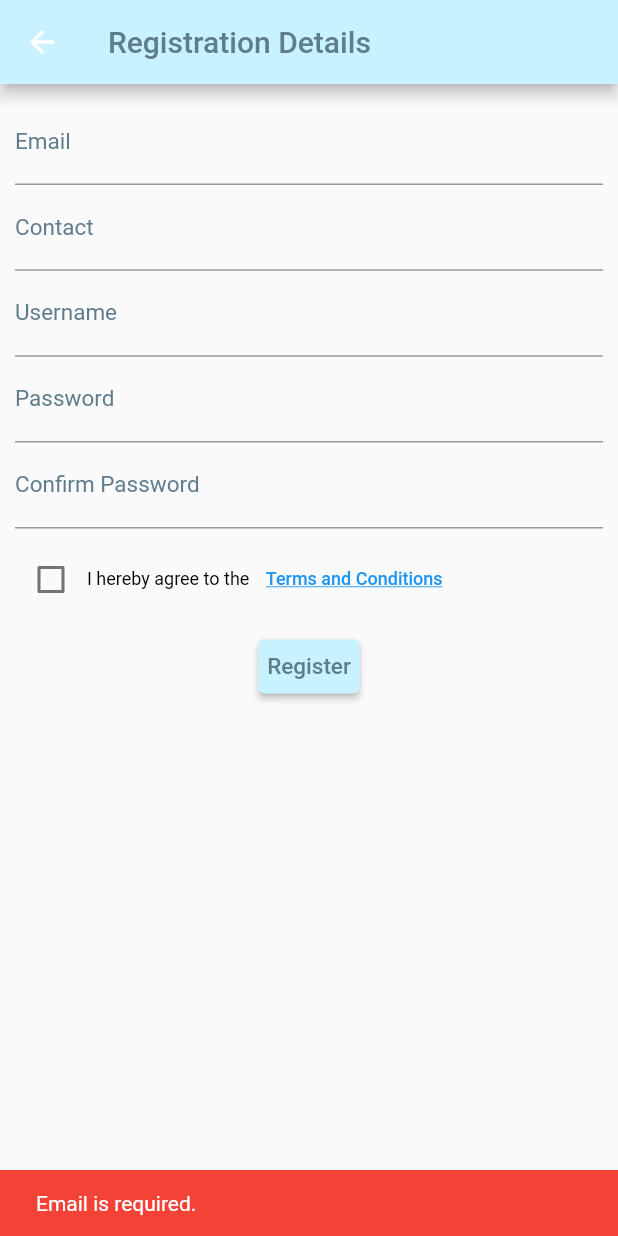
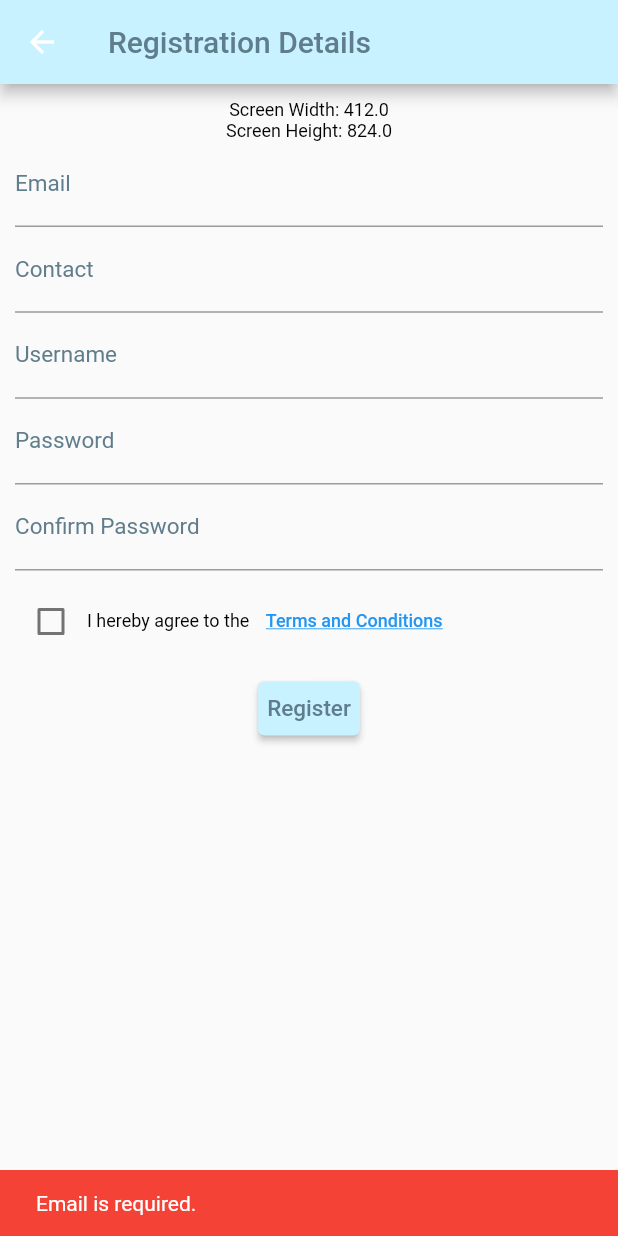
Before and after one commit to HOWAIKIAT287156/flutter, a Flutter app: the UserRegistrationPage screen opened directly, after a tap on "Register", on a phone screen of 412 x 824 dp. Run offline on Flutter 3.47's test engine with Material 2 defaults, Android fonts, the phone set to English and light mode, and no system bars; our stand-ins replace shared_preferences; accounts and stored records are empty.

Commit message:
Updated
follow the requirement of the report

```diff
--- a/bookbytes/lib/Pages/CartPage.dart
+++ b/bookbytes/lib/Pages/CartPage.dart
@@ -19,8 +19,8 @@ class _CartPageState extends State<CartPage> {
         child: Text(
           'This feature is unavailable now, stay tuned!',
           style: TextStyle(
-            fontSize: 15.0, // Optional: Adjust the font size
-            fontWeight: FontWeight.bold, // Optional: Adjust the font weight
+            fontSize: 15.0,
+            fontWeight: FontWeight.bold,
           ),
         ),
       ),
--- a/bookbytes/lib/Pages/GuestProfilePage.dart
+++ b/bookbytes/lib/Pages/GuestProfilePage.dart
@@ -105,7 +105,7 @@ class _GuestProfilePageState extends State<GuestProfilePage> {
                 Text('Contact: ${widget.userdata.usercontact}'),
               ],
             ),
-            // Additional user information fields/icons can be added here
+
           ],
         ),
       ),
--- a/bookbytes/lib/Pages/UserRegis.dart
+++ b/bookbytes/lib/Pages/UserRegis.dart
@@ -1,5 +1,6 @@
 import 'package:bookbytes/shared/ServerConfig.dart';
 import 'package:flutter/material.dart';
+import 'package:flutter/widgets.dart';
 import 'package:flutter/services.dart';
 import 'package:http/http.dart' as http;
 import 'dart:convert';
@@ -34,6 +35,9 @@ class _UserRegistrationPageState extends State<UserRegistrationPage> {
 
   @override
   Widget build(BuildContext context) {
+    double screenWidth = MediaQuery.of(context).size.width;
+    double screenHeight = MediaQuery.of(context).size.height;
+
     return Scaffold(
       appBar: AppBar(
         title: Text(
@@ -48,6 +52,15 @@ class _UserRegistrationPageState extends State<UserRegistrationPage> {
           child: Column(
             mainAxisAlignment: MainAxisAlignment.center,
             children: [
+              Text(
+                'Screen Width: $screenWidth',
+                style: TextStyle(fontSize: 12.0, color: Colors.black),
+              ),
+              Text(
+                'Screen Height: $screenHeight',
+                style: TextStyle(fontSize: 12.0, color: Colors.black),
+              ),
+
               TextField(
                 controller: _emailController,
                 style: TextStyle(fontSize: 15.0, color: Colors.black),
@@ -256,6 +269,7 @@ class _UserRegistrationPageState extends State<UserRegistrationPage> {
     String _contact= _contactController.text;
     String _username = _usernameController.text;
     String _password = _passwordController.text;
+    String _confirmpassword = _confirmPasswordController.text;
 
     // Validate user data
     if (_email.isEmpty) {
@@ -270,7 +284,10 @@ class _UserRegistrationPageState extends State<UserRegistrationPage> {
   } else if (_password.isEmpty) {
     _showErrorMessage('Password is required.');
     return;
-  } else if (!_isValidEmailFormat()) {
+  } else if (_confirmpassword.isEmpty) {
+    _showErrorMessage('Password is required.');
+    return;
+  }else if (!_isValidEmailFormat()) {
     _showErrorMessage('Please enter a valid email.');
     return;
   } else if (!_isPasswordConfirmed()) {
--- a/bookbytes/lib/UserHandling.dart/ForgotPass.dart
+++ b/bookbytes/lib/UserHandling.dart/ForgotPass.dart
@@ -12,11 +12,11 @@ class _ForgotPasswordPageState extends State<ForgotPasswordPage> {
       appBar: AppBar(
         title: Text('Forgot Password'),
       ),
-      body: Center( // This widget centers its child within itself.
+      body: Center(
         child: Text(
           'This feature is under development, please stay tuned!',
-          textAlign: TextAlign.center, // Ensures text is centered if it wraps to a new line.
-          style: TextStyle(fontSize: 16), // Optional: Adjusts the font size for visibility.
+          textAlign: TextAlign.center,
+          style: TextStyle(fontSize: 16),
         ),
       ),
     );
--- a/bookbytes/lib/main.dart
+++ b/bookbytes/lib/main.dart
@@ -1,5 +1,5 @@
 import 'package:flutter/material.dart';
-import 'Pages/SplashPage.dart'; // Import the splash page
+import 'Pages/SplashPage.dart';
 
 void main() {
   runApp(MyApp());
@@ -10,7 +10,7 @@ class MyApp extends StatelessWidget {
   Widget build(BuildContext context) {
     return MaterialApp(
       title: 'BookBytes',
-      home: SplashPage(), // Start with the splash page
+      home: SplashPage(),
     );
   }
 }
--- a/bookbytes/lib/shared/ServerConfig.dart
+++ b/bookbytes/lib/shared/ServerConfig.dart
@@ -1,3 +1,3 @@
 class ServerConfig {
-  static const String server = "http://10.113.131.42";
+  static const String server = "http://192.168.131.94";
 }
```
Also changed, not shown: bookbytes/lib/Pages/MainPage.dart (+2 -5 lines), bookbytes/lib/Pages/UserLogin.dart (+8 -9 lines), bookbytes/lib/Pages/UserProfilePage.dart (+11 -12 lines), 2 other files.
